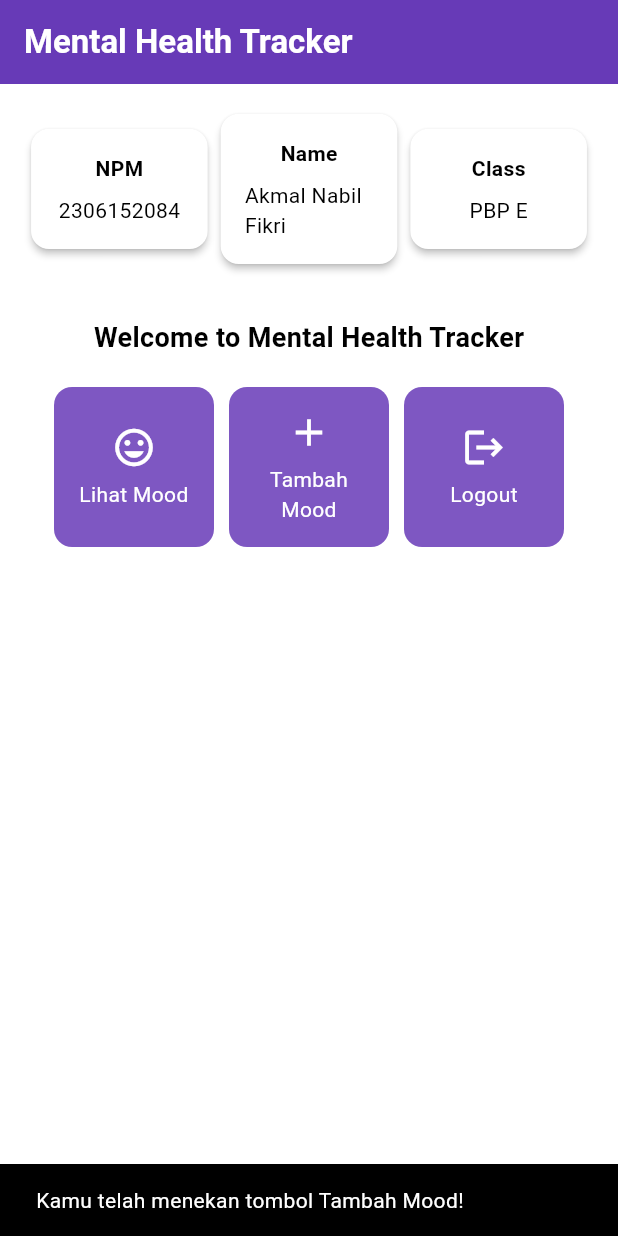
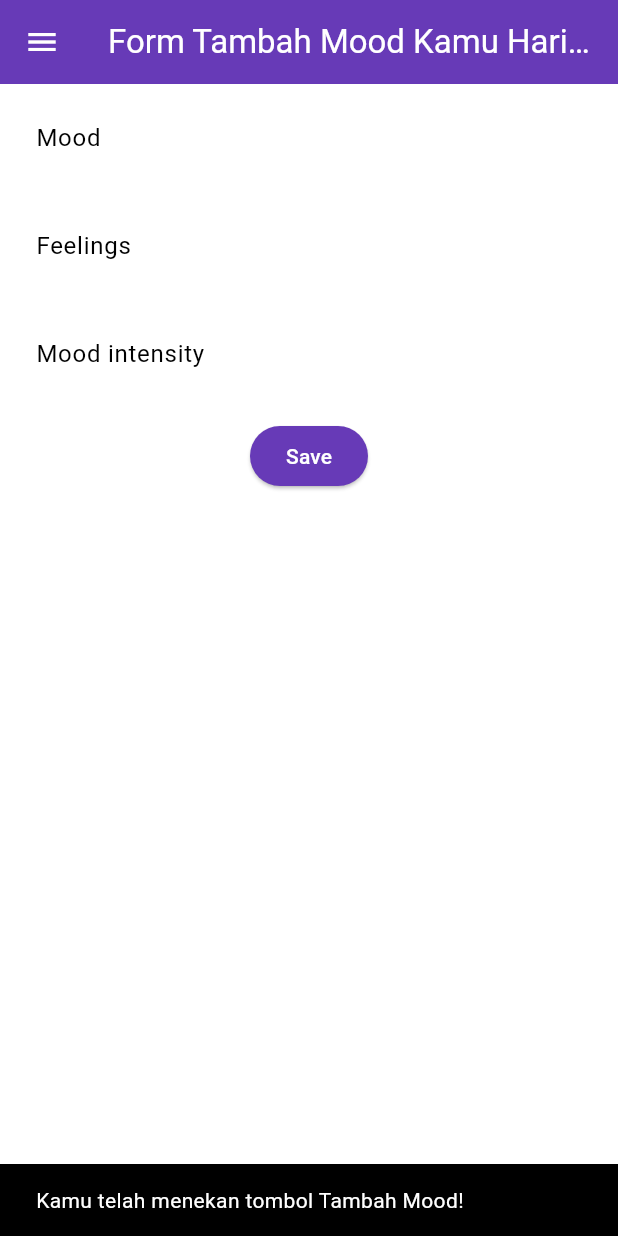
Before and after one commit to akmalnabil22/mental-health-tracker-mobile, a Flutter app: the screen it shows after launch, after a tap on "Tambah Mood", on a phone screen of 412 x 824 dp. Run offline on Flutter 3.47's test engine with Material 3 defaults, Android fonts, the phone set to English and light mode, and no system bars.

Commit message:
tutorial 7 selesai

```diff
--- a/lib/main.dart
+++ b/lib/main.dart
@@ -1,5 +1,5 @@
 import 'package:flutter/material.dart';
-import 'package:mental_health_tracker/menu.dart';
+import 'package:mental_health_tracker/screens/menu.dart';
 
 void main() {
   runApp(const MyApp());
--- a/lib/menu.dart
+++ b/lib/screens/menu.dart
@@ -1,4 +1,6 @@
 import 'package:flutter/material.dart';
+import 'package:mental_health_tracker/widgets/left_drawer.dart';
+import 'package:mental_health_tracker/widgets/mood_card.dart';
 
 class MyHomePage extends StatelessWidget {
     final String npm = '2306152084'; // NPM
@@ -29,7 +31,11 @@ class MyHomePage extends StatelessWidget {
         ),
         // Warna latar belakang AppBar diambil dari skema warna tema aplikasi.
         backgroundColor: Theme.of(context).colorScheme.primary,
+        // Mengganti warna icon drawer menjadi putih
+        iconTheme: const IconThemeData(color: Colors.white),
       ),
+      // Masukkan drawer sebagai parameter nilai drawer dari widget Scaffold
+      drawer: const LeftDrawer(),
       // Body halaman dengan padding di sekelilingnya.
       body: Padding(
         padding: const EdgeInsets.all(16.0),
@@ -125,64 +131,3 @@ class InfoCard extends StatelessWidget {
     );
   }
 }
-
-class ItemHomepage {
-    final String name;
-    final IconData icon;
-
-    ItemHomepage(this.name, this.icon);
-}
-
-class ItemCard extends StatelessWidget {
-  // Menampilkan kartu dengan ikon dan nama.
-
-  final ItemHomepage item;
-
-  const ItemCard(this.item, {super.key});
-
-  @override
-  Widget build(BuildContext context) {
-    return Material(
-      // Menentukan warna latar belakang dari tema aplikasi.
-      color: Theme.of(context).colorScheme.secondary,
-      // Membuat sudut kartu melengkung.
-      borderRadius: BorderRadius.circular(12),
-
-      child: InkWell(
-        // Aksi ketika kartu ditekan.
-        onTap: () {
-          // Menampilkan pesan SnackBar saat kartu ditekan.
-          ScaffoldMessenger.of(context)
-            ..hideCurrentSnackBar()
-            ..showSnackBar(
-              SnackBar(content: Text("Kamu telah menekan tombol ${item.name}!"))
-            );
-        },
-        // Container untuk menyimpan Icon dan Text
-        child: Container(
-          padding: const EdgeInsets.all(8),
-          child: Center(
-            child: Column(
-              // Menyusun ikon dan teks di tengah kartu.
-              mainAxisAlignment: MainAxisAlignment.center,
-              children: [
-                Icon(
-                  item.icon,
-                  color: Colors.white,
-                  size: 30.0,
-                ),
-                const Padding(padding: EdgeInsets.all(3)),
-                Text(
-                  item.name,
-                  textAlign: TextAlign.center,
-                  style: const TextStyle(color: Colors.white),
-                ),
-              ],
-            ),
-          ),
-        ),
-      ),
-    );
-  }
-
-}
--- /dev/null
+++ b/lib/screens/moodentry_form.dart
@@ -0,0 +1,163 @@
+import 'package:flutter/material.dart';
+import 'package:mental_health_tracker/widgets/left_drawer.dart';
+
+class MoodEntryFormPage extends StatefulWidget {
+  const MoodEntryFormPage({super.key});
+
+  @override
+  State<MoodEntryFormPage> createState() => _MoodEntryFormPageState();
+}
+
+class _MoodEntryFormPageState extends State<MoodEntryFormPage> {
+  final _formKey = GlobalKey<FormState>();
+  String _mood = "";
+	String _feelings = "";
+	int _moodIntensity = 0;
+
+  @override
+  Widget build(BuildContext context) {
+    return Scaffold(
+      appBar: AppBar(
+        title: const Center(
+          child: Text(
+            'Form Tambah Mood Kamu Hari ini',
+          ),
+        ),
+        backgroundColor: Theme.of(context).colorScheme.primary,
+        foregroundColor: Colors.white,
+      ),
+      drawer: const LeftDrawer(),
+      body: Form(
+        key: _formKey,
+        child: SingleChildScrollView(
+          child: Column(
+            crossAxisAlignment: CrossAxisAlignment.start,
+            children: [
+              Padding(
+                padding: const EdgeInsets.all(8.0),
+                child: TextFormField(
+                  decoration: InputDecoration(
+                    hintText: "Mood",
+                    labelText: "Mood",
+                    border: OutlineInputBorder(
+                      borderRadius: BorderRadius.circular(5.0),
+                    ),
+                  ),
+                  onChanged: (String? value) {
+                    setState(() {
+                      _mood = value!;
+                    });
+                  },
+                  validator: (String? value) {
+                    if (value == null || value.isEmpty) {
+                      return "Mood tidak boleh kosong!";
+                    }
+                    return null;
+                  },
+                ),
+              ),
+              Padding(
+                padding: const EdgeInsets.all(8.0),
+                child: TextFormField(
+                  decoration: InputDecoration(
+                    hintText: "Feelings",
+                    labelText: "Feelings",
+                    border: OutlineInputBorder(
+                      borderRadius: BorderRadius.circular(5.0),
+                    ),
+                  ),
+                  onChanged: (String? value) {
+                    setState(() {
+                      _feelings = value!;
+                    });
+                  },
+                  validator: (String? value) {
+                    if (value == null || value.isEmpty) {
+                      return "Feelings tidak boleh kosong!";
+                    }
+                    return null;
+                  },
+                ),
+              ),
+              Padding(
+                padding: const EdgeInsets.all(8.0),
+                child: TextFormField(
+                  decoration: InputDecoration(
+                    hintText: "Mood intensity",
+                    labelText: "Mood intensity",
+                    border: OutlineInputBorder(
+                      borderRadius: BorderRadius.circular(5.0),
+                    ),
+                  ),
+                  onChanged: (String? value) {
+                    setState(() {
+                      _moodIntensity = int.tryParse(value!) ?? 0;
+                    });
+                  },
+                  validator: (String? value) {
+                    if (value == null || value.isEmpty) {
+                      return "Mood intensity tidak boleh kosong!";
+                    }
+                    if (int.tryParse(value) == null) {
+                      return "Mood intensity harus berupa angka!";
+                    }
+                    return null;
+                  },
+                ),
+              ),
+              Align(
+                alignment: Alignment.bottomCenter,
+                child: Padding(
+                  padding: const EdgeInsets.all(8.0),
+                  child: ElevatedButton(
+                    style: ButtonStyle(
+                      backgroundColor: WidgetStateProperty.all(
+                          Theme.of(context).colorScheme.primary),
+                    ),
+                    onPressed: () {
+                      if (_formKey.currentState!.validate()) {
+                        showDialog(
+                          context: context,
+                          builder: (context) {
+                            return AlertDialog(
+                              title: const Text('Mood berhasil tersimpan'),
+                              content: SingleChildScrollView(
+                                child: Column(
+                                  crossAxisAlignment: CrossAxisAlignment.start,
+                                  children: [
+                                    Text('Mood: $_mood'),
+                                    // TODO: Munculkan value-value lainnya
+                                    Text('Feeling: $_feelings'),
+                                    Text('Mood Intensity: $_moodIntensity'),
+                                  ],
+                                ),
+                              ),
+                              actions: [
+                                TextButton(
+                                  child: const Text('OK'),
+                                  onPressed: () {
+                                    Navigator.pop(context);
+                                    _formKey.currentState!.reset();
+                                  },
+                                ),
+                              ],
+                            );
+                          }
+                        );
+                      }
+                    },
+                    child: const Text(
+                      "Save",
+                      style: TextStyle(color: Colors.white),
+                    ),
+                  ),
+                ),
+              ),
+            ],
+          ),
+        ),
+      ),
+    )
+    ;
+}
+}
--- /dev/null
+++ b/lib/widgets/left_drawer.dart
@@ -0,0 +1,72 @@
+import 'package:flutter/material.dart';
+import 'package:flutter/material.dart';
+import 'package:mental_health_tracker/screens/menu.dart';
+import 'package:mental_health_tracker/screens/moodentry_form.dart';
+
+class LeftDrawer extends StatelessWidget {
+  const LeftDrawer({super.key});
+
+  @override
+  Widget build(BuildContext context) {
+    return Drawer(
+      child: ListView(
+        children: [
+          DrawerHeader(
+            // TODO: Bagian drawer header
+            decoration: BoxDecoration(
+              color: Theme.of(context).colorScheme.primary,
+            ),
+            child: const Column(
+              children: [
+                Text(
+                  'Mental Health Tracker',
+                  textAlign: TextAlign.center,
+                  style: TextStyle(
+                    fontSize: 24,
+                    fontWeight: FontWeight.bold,
+                    color: Colors.white,
+                  ),
+                ),
+                Padding(padding: EdgeInsets.all(8)),
+                Text(
+                  "Ayo jaga kesehatan mentalmu setiap hari disini!",
+                  textAlign: TextAlign.center,
+                  style: TextStyle(
+                    fontSize: 15,
+                    fontWeight: FontWeight.normal,
+                    color: Colors.white,
+                  ),
+                ),
+              ],
+            ),
+          ),
+            // TODO: Bagian routing
+            ListTile(
+              leading: const Icon(Icons.home_outlined),
+              title: const Text('Halaman Utama'),
+              // Bagian redirection ke MyHomePage
+              onTap: () {
+                Navigator.pushReplacement(
+                    context,
+                    MaterialPageRoute(
+                      builder: (context) => MyHomePage(),
+                    ));
+              },
+            ),
+            ListTile(
+              leading: const Icon(Icons.mood),
+              title: const Text('Tambah Mood'),
+              // Bagian redirection ke MoodEntryFormPage
+              onTap: () {
+                Navigator.pushReplacement(
+                  context,
+                  MaterialPageRoute(
+                    builder: (context) => MoodEntryFormPage(),
+                    ));
+              },
+            ),
+        ],
+      ),
+    );
+  }
+}
--- /dev/null
+++ b/lib/widgets/mood_card.dart
@@ -0,0 +1,71 @@
+import 'package:flutter/material.dart';
+import 'package:mental_health_tracker/screens/moodentry_form.dart';
+
+class ItemHomepage {
+    final String name;
+    final IconData icon;
+
+    ItemHomepage(this.name, this.icon);
+}
+
+class ItemCard extends StatelessWidget {
+  // Menampilkan kartu dengan ikon dan nama.
+
+  final ItemHomepage item;
+
+  const ItemCard(this.item, {super.key});
+
+  @override
+  Widget build(BuildContext context) {
+    return Material(
+      // Menentukan warna latar belakang dari tema aplikasi.
+      color: Theme.of(context).colorScheme.secondary,
+      // Membuat sudut kartu melengkung.
+      borderRadius: BorderRadius.circular(12),
+
+      child: InkWell(
+        // Aksi ketika kartu ditekan.
+        onTap: () {
+          // Menampilkan pesan SnackBar saat kartu ditekan.
+          ScaffoldMessenger.of(context)
+            ..hideCurrentSnackBar()
+            ..showSnackBar(
+              SnackBar(content: Text("Kamu telah menekan tombol ${item.name}!"))
+            );
+
+            // Navigate ke route yang sesuai (tergantung jenis tombol)
+            if (item.name == "Tambah Mood") {
+              Navigator.push(
+                context,
+                MaterialPageRoute(
+                  builder: (context) => MoodEntryFormPage()));
+            }
+        },
+        // Container untuk menyimpan Icon dan Text
+        child: Container(
+          padding: const EdgeInsets.all(8),
+          child: Center(
+            child: Column(
+              // Menyusun ikon dan teks di tengah kartu.
+              mainAxisAlignment: MainAxisAlignment.center,
+              children: [
+                Icon(
+                  item.icon,
+                  color: Colors.white,
+                  size: 30.0,
+                ),
+                const Padding(padding: EdgeInsets.all(3)),
+                Text(
+                  item.name,
+                  textAlign: TextAlign.center,
+                  style: const TextStyle(color: Colors.white),
+                ),
+              ],
+            ),
+          ),
+        ),
+      ),
+    );
+  }
+
+}
```
